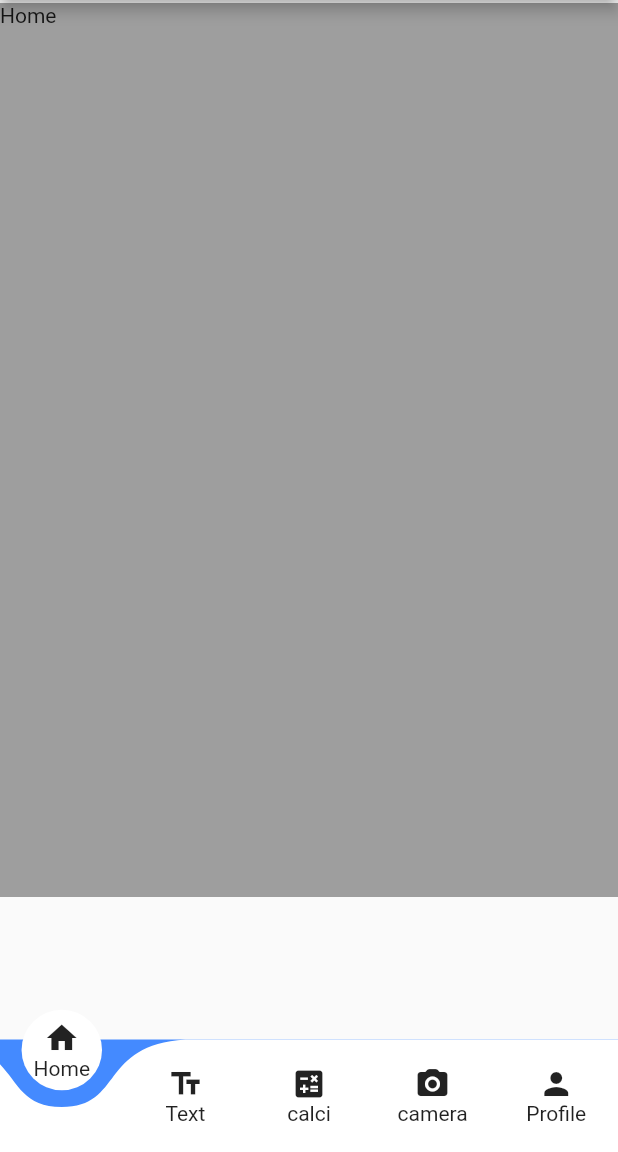
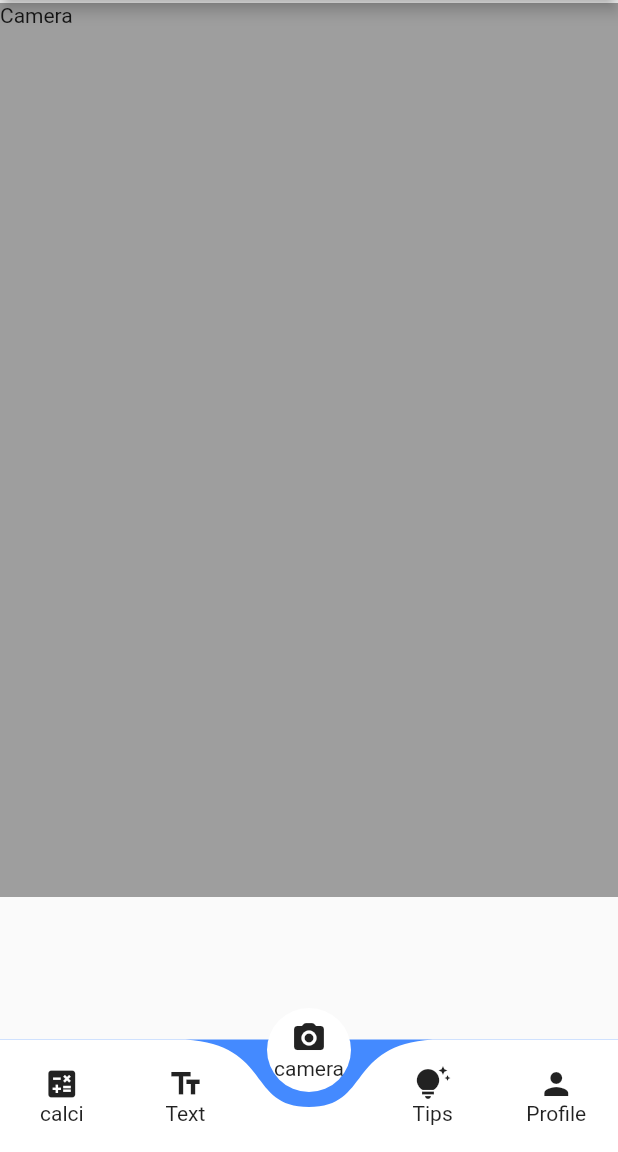
Before and after one commit to Sunandhit-Gupta/AquaTrace, a Flutter app: the cameraPage screen opened directly, on a phone screen of 412 x 824 dp, the part 84-1236 px from its top. Run offline on Flutter 3.47's test engine with Material 2 defaults, Android fonts, the phone set to English and light mode, and no system bars; drawn by our look-alikes of curved_navigation_bar; our stand-ins replace get, google_fonts; missing offline and left inert: flutter_animated_button.

Commit message:
Reorganised NavBar

```diff
--- a/aqua_trace/lib/cameraPage.dart
+++ b/aqua_trace/lib/cameraPage.dart
@@ -15,18 +15,20 @@ class cameraPage extends StatefulWidget {
   State<cameraPage> createState() => _cameraPageState();
 }
 
-int myIndex = 0;
+int myIndex = 2;
+
 List<Widget> widgetList = [
-  Text("Home"),
+  Text("Calculator"),
   Text("Text"),
-  Text("Calculator"),
   Text("Camera"),
+  Text("Tips"),
   ProfilePage(),
 ];
 
 class _cameraPageState extends State<cameraPage> {
   @override
   Widget build(BuildContext context) {
+
     return SafeArea(
       child: Scaffold(
         drawer: drawer(),
@@ -140,6 +142,7 @@ class _cameraPageState extends State<cameraPage> {
         // -----------------------making curved  NavBar--------------------------
 
         bottomNavigationBar: CurvedNavigationBar(
+          index: 2,
             onTap: (index) {
               setState(() {
                 myIndex = index;
@@ -150,10 +153,12 @@ class _cameraPageState extends State<cameraPage> {
               Column(
                 mainAxisAlignment: MainAxisAlignment.center,
                   children: [
-                    Icon(Icons.home,),
-                    Text("Home")
+                    Icon(Icons.calculate,),
+                    Text("calci")
                   ],
                 ),
+
+
 
                 Column(
                 mainAxisAlignment: MainAxisAlignment.center,
@@ -163,13 +168,7 @@ class _cameraPageState extends State<cameraPage> {
                   ],
                 ),
 
-              Column(
-                mainAxisAlignment: MainAxisAlignment.center,
-                  children: [
-                    Icon(Icons.calculate,),
-                    Text("calci")
-                  ],
-                ),
+
               Column(
                 mainAxisAlignment: MainAxisAlignment.center,
                   children: [
@@ -177,6 +176,16 @@ class _cameraPageState extends State<cameraPage> {
                     Text("camera")
                   ],
                 ),
+
+                Column(
+                mainAxisAlignment: MainAxisAlignment.center,
+                  children: [
+                    Icon(Icons.tips_and_updates,),
+                    Text("Tips")
+                  ],
+                ),
+
+
               Column(
                 mainAxisAlignment: MainAxisAlignment.center,
                   children: [
```
